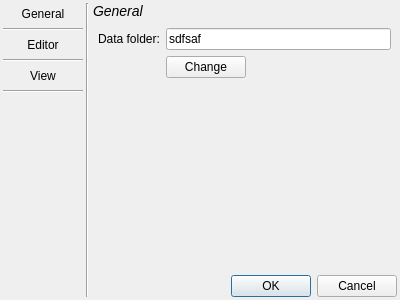
The window that src/Underverse/SettingsDialog.ui (marc-sturm/Underverse) describes before a commit, drawn with Qt 5.
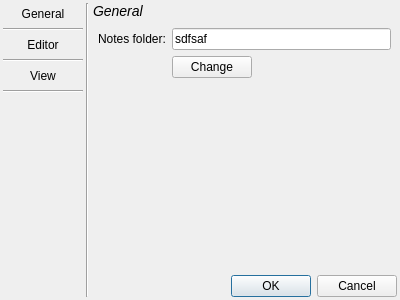
The same window after the commit. Icons and pictures are not drawn.

Commit message: added search functionality; added context menu to browser to add files/folders added edit mode toggling

The edit to the form file:
```diff
--- a/src/Underverse/SettingsDialog.ui
+++ b/src/Underverse/SettingsDialog.ui
@@ -191,7 +191,7 @@
        <item row="1" column="0">
         <widget class="QLabel" name="label_4">
          <property name="text">
-          <string>Data folder:</string>
+          <string>Notes folder:</string>
          </property>
         </widget>
        </item>
```
The commit also changes 14 other files.
